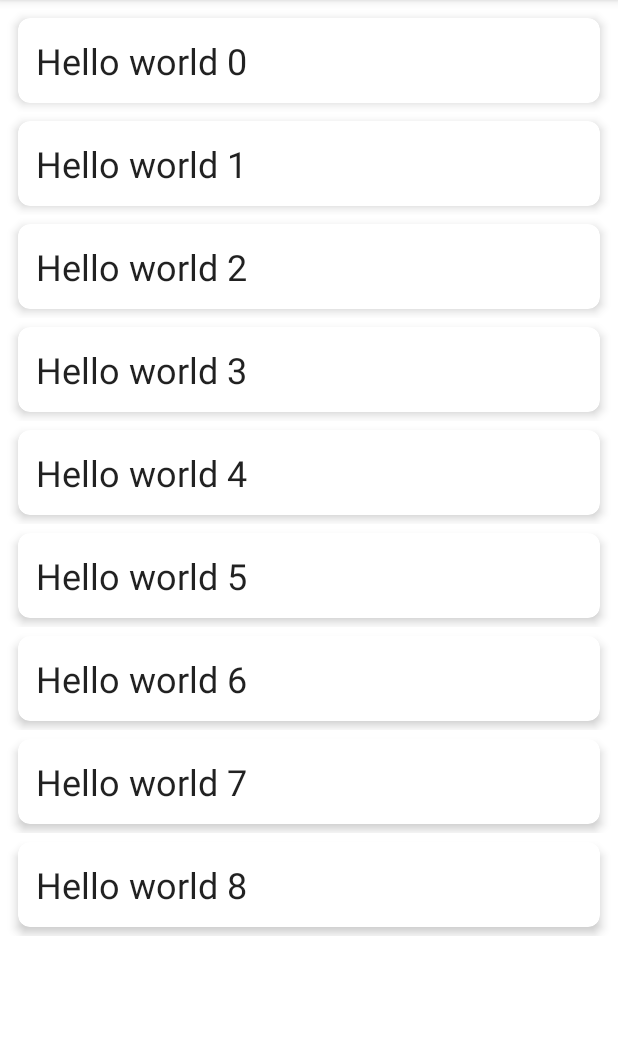
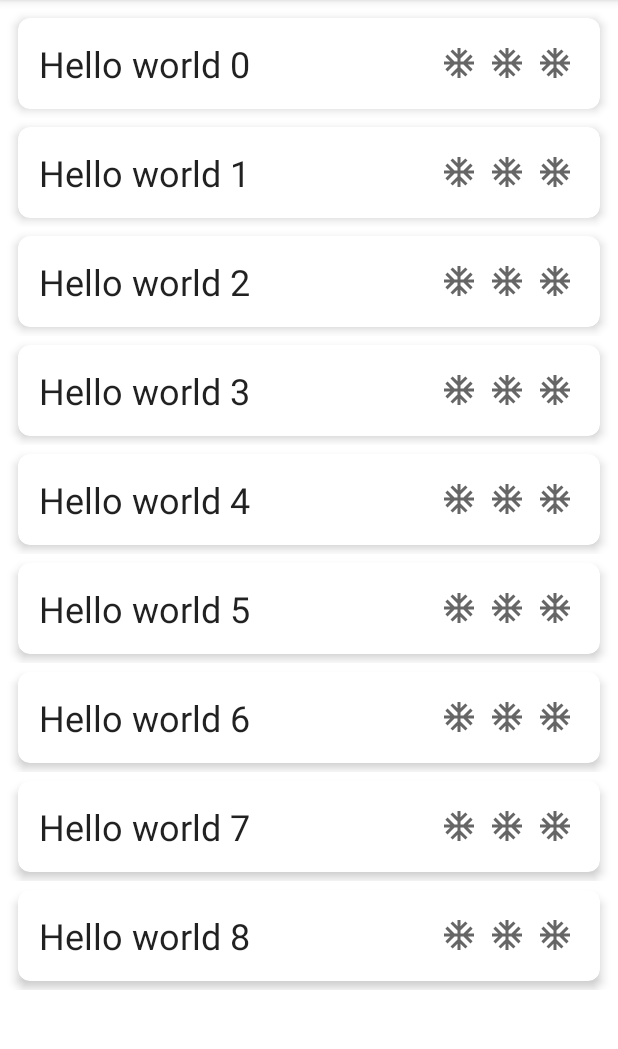
Before and after one commit to tytydraco/Scrippy, an Android app: the screen it shows after launch (MainActivity), on a phone screen of 412 x 824 dp, the part 84-1133 px from its top. Run offline under Robolectric (Android 15) with nearby library versions, the phone set to English and light mode, and no system bars.

Commit message:
Layout
Signed-off-by: Tyler Nijmeh <tylernij@gmail.com>

```diff
--- /dev/null
+++ b/app/src/main/res/drawable/ic_baseline_ac_unit_24.xml
@@ -0,0 +1,10 @@
+<vector xmlns:android="http://schemas.android.com/apk/res/android"
+    android:width="24dp"
+    android:height="24dp"
+    android:viewportWidth="24"
+    android:viewportHeight="24"
+    android:tint="?attr/colorControlNormal">
+  <path
+      android:fillColor="@android:color/white"
+      android:pathData="M22,11h-4.17l3.24,-3.24 -1.41,-1.42L15,11h-2V9l4.66,-4.66 -1.42,-1.41L13,6.17V2h-2v4.17L7.76,2.93 6.34,4.34 11,9v2H9L4.34,6.34 2.93,7.76 6.17,11H2v2h4.17l-3.24,3.24 1.41,1.42L9,13h2v2l-4.66,4.66 1.42,1.41L11,17.83V22h2v-4.17l3.24,3.24 1.42,-1.41L13,15v-2h2l4.66,4.66 1.41,-1.42L17.83,13H22z"/>
+</vector>
--- a/app/src/main/res/layout/script_item.xml
+++ b/app/src/main/res/layout/script_item.xml
@@ -6,12 +6,52 @@
     style="@style/ScriptItem">
     <androidx.cardview.widget.CardView
         android:layout_width="match_parent"
-        android:layout_height="match_parent"
+        android:layout_height="wrap_content"
         style="@style/ScriptItem.CardView">
-        <TextView
+        <RelativeLayout
             android:layout_width="match_parent"
-            android:layout_height="wrap_content"
-            android:id="@+id/name"
-            style="@style/ScriptItem.Text" />
+            android:layout_height="match_parent">
+
+            <TextView
+                android:id="@+id/name"
+                style="@style/ScriptItem.Text"
+                android:layout_width="wrap_content"
+                android:layout_height="wrap_content"
+                android:layout_alignStart="@id/actions"
+                android:layout_alignParentStart="true"/>
+
+            <LinearLayout
+                android:layout_width="wrap_content"
+                android:layout_height="wrap_content"
+                android:id="@+id/actions"
+                android:orientation="horizontal"
+                android:layout_alignParentEnd="true"
+                android:layout_centerVertical="true">
+                <ImageButton
+                    android:layout_width="wrap_content"
+                    android:layout_height="wrap_content"
+                    android:id="@+id/delete"
+                    style="@style/ScriptItem.Action"
+                    android:src="@drawable/ic_baseline_ac_unit_24"
+                    android:contentDescription="@string/delete"
+                    android:background="@android:color/transparent" />
+                <ImageButton
+                    android:layout_width="wrap_content"
+                    android:layout_height="wrap_content"
+                    android:id="@+id/edit"
+                    style="@style/ScriptItem.Action"
+                    android:src="@drawable/ic_baseline_ac_unit_24"
+                    android:contentDescription="@string/edit"
+                    android:background="@android:color/transparent" />
+                <ImageButton
+                    android:layout_width="wrap_content"
+                    android:layout_height="wrap_content"
+                    android:id="@+id/run"
+                    style="@style/ScriptItem.Action"
+                    android:src="@drawable/ic_baseline_ac_unit_24"
+                    android:contentDescription="@string/run"
+                    android:background="@android:color/transparent" />
+            </LinearLayout>
+        </RelativeLayout>
     </androidx.cardview.widget.CardView>
 </RelativeLayout>
--- a/app/src/main/res/values/strings.xml
+++ b/app/src/main/res/values/strings.xml
@@ -1,3 +1,7 @@
 <resources>
     <string name="app_name">Scrippy</string>
+
+    <string name="delete">Delete</string>
+    <string name="edit">Edit</string>
+    <string name="run">Run</string>
 </resources>
--- a/app/src/main/res/values/styles.xml
+++ b/app/src/main/res/values/styles.xml
@@ -15,12 +15,16 @@
     </style>
 
     <style name="ScriptItem.CardView" parent="Base.CardView">
-        <item name="contentPadding">12dp</item>
+        <item name="contentPadding">14dp</item>
         <item name="cardElevation">4dp</item>
         <item name="cardCornerRadius">8dp</item>
     </style>
 
     <style name="ScriptItem.Text" parent="TextAppearance.AppCompat.Headline">
+    </style>
 
+    <style name="ScriptItem.Action" parent="Widget.AppCompat.ImageButton">
+        <item name="android:layout_marginStart">4dp</item>
+        <item name="android:layout_marginEnd">4dp</item>
     </style>
 </resources>
```
